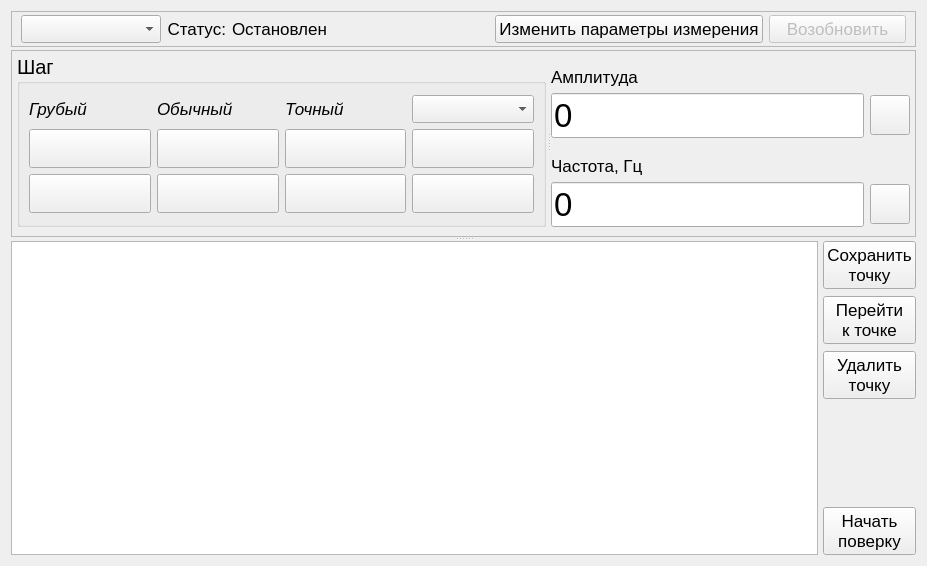
First picture: the form in ui/measure_form.ui, repository irsural/calibrator_pc, before the edit.
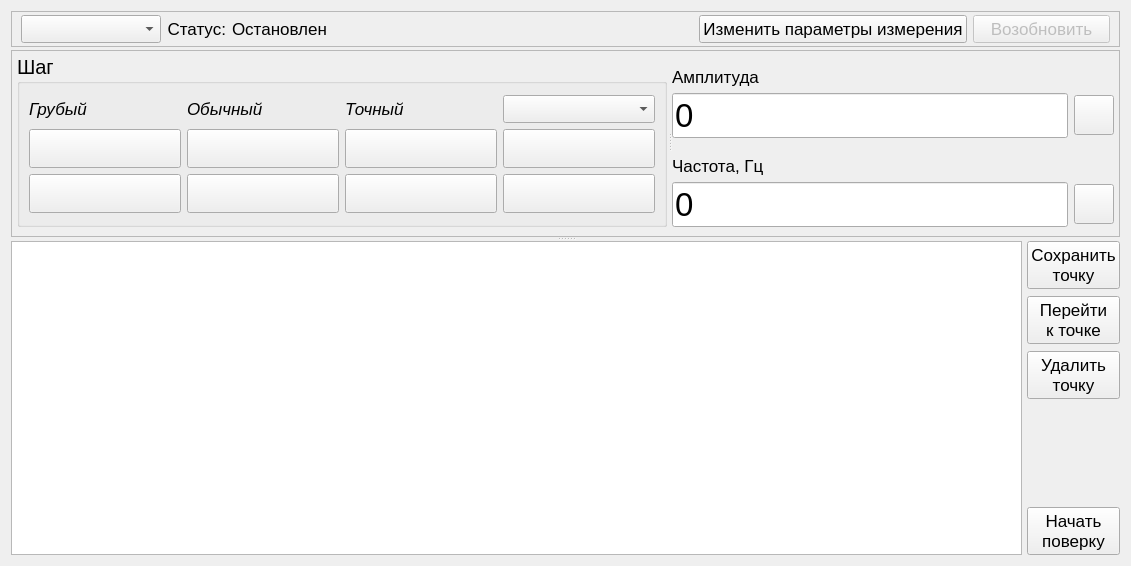
Second picture: the form after the edit. Icons and pictures are not drawn. Custom widgets are drawn as their Qt base class.

```diff
--- a/ui/measure_form.ui
+++ b/ui/measure_form.ui
@@ -6,7 +6,7 @@
    <rect>
     <x>0</x>
     <y>0</y>
-    <width>927</width>
+    <width>1131</width>
     <height>566</height>
    </rect>
   </property>
```
